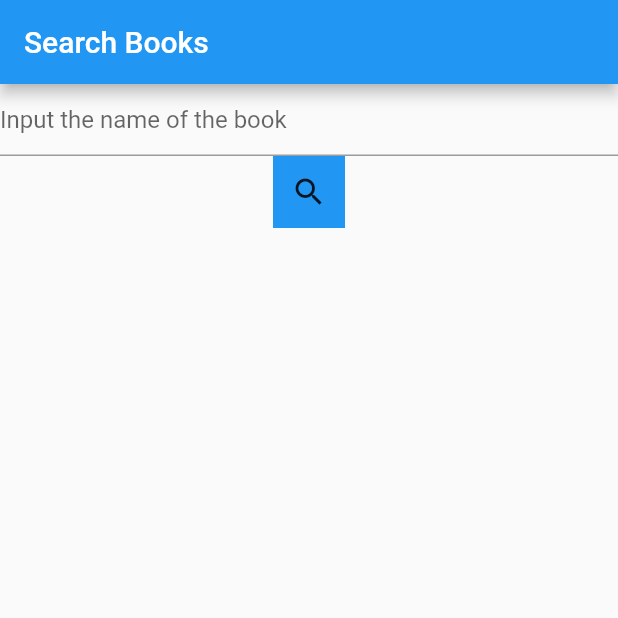
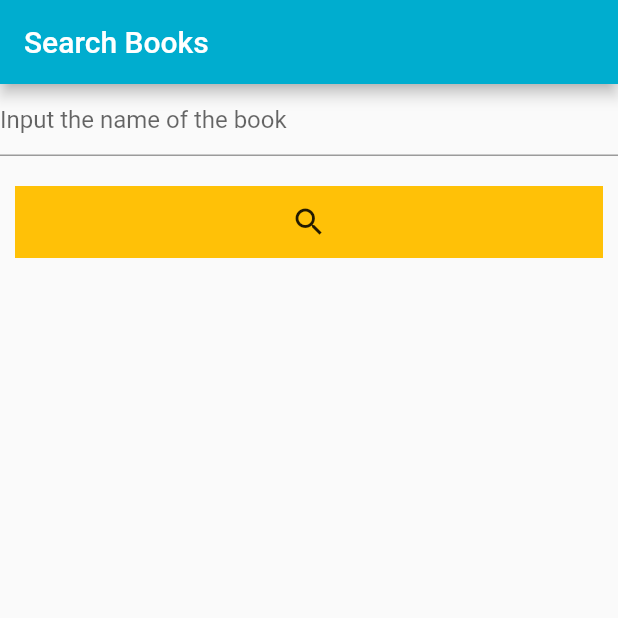
Before and after one commit to Dirty-Coders/Bookpedia, a Flutter app: the screen it shows after launch, on a phone screen of 412 x 824 dp, the top half of it. Run offline on Flutter 3.47's test engine with Material 2 defaults, Android fonts, the phone set to English and light mode, and no system bars; our stand-ins replace shared_preferences.

```diff
--- a/Bookpedia/lib/main.dart
+++ b/Bookpedia/lib/main.dart
@@ -21,35 +21,52 @@ class Home extends StatefulWidget {
 
 class _HomeState extends State<Home> {
   String nameEntered;
+  bool colorEdit = false;
 
   @override
   Widget build(BuildContext context) {
     return Scaffold(
       appBar: AppBar(
+        backgroundColor: Color.fromRGBO(0, 173, 207, 81),
         title: Text('Search Books'),
       ),
-      body: Column(
+      body: Stack(
+        children: <Widget>[
+          Column(
             children: <Widget>[
               TextField(
+                cursorColor: Color.fromRGBO(0, 173, 207, 81),
                 decoration: InputDecoration(
                   hintText: "Input the name of the book",
                 ),
                 onChanged: (nameEntered) {
+                  setState(() {
                     this.nameEntered = nameEntered;
+                    colorEdit = !colorEdit;
+                  });
                 },
 
                 ///This is the method where all operations on the name given by the user is supposed to be worked on.
                 ///{$nameEntered} is the variable in which the name entered would be stored.
               ),
-          Container(
-            color: Colors.blue,
+              Padding(
+                padding: EdgeInsets.fromLTRB(10, 20, 10, 0),
+                child: AnimatedContainer(
+                  width: 500,
+                  color: colorEdit
+                      ? Color.fromRGBO(0, 173, 207, 81)
+                      : Colors.amber,
+                  duration: Duration(milliseconds: 500),
                   child: IconButton(
                       icon: Icon(Icons.search),
                       onPressed: () {
                         print("Name entered by the user is $nameEntered");
                         _sendDataToSresult(context);
                       }),
+                ),
               )
+            ],
+          ),
         ],
       ),
     );
--- a/Bookpedia/pubspec.yaml
+++ b/Bookpedia/pubspec.yaml
@@ -32,6 +32,7 @@ dependencies:
   # The following adds the Cupertino Icons font to your application.
   # Use with the CupertinoIcons class for iOS style icons.
   cupertino_icons: ^0.1.3
+  shared_preferences: ^0.5.8
 
 dev_dependencies:
   flutter_test:
```
Also changed, not shown: Bookpedia/lib/services/shared_prefs/shared_prefs.dart (added, +42 -0 lines), Bookpedia/pubspec.lock. Lines whose indentation alone changed are shown as unchanged.
